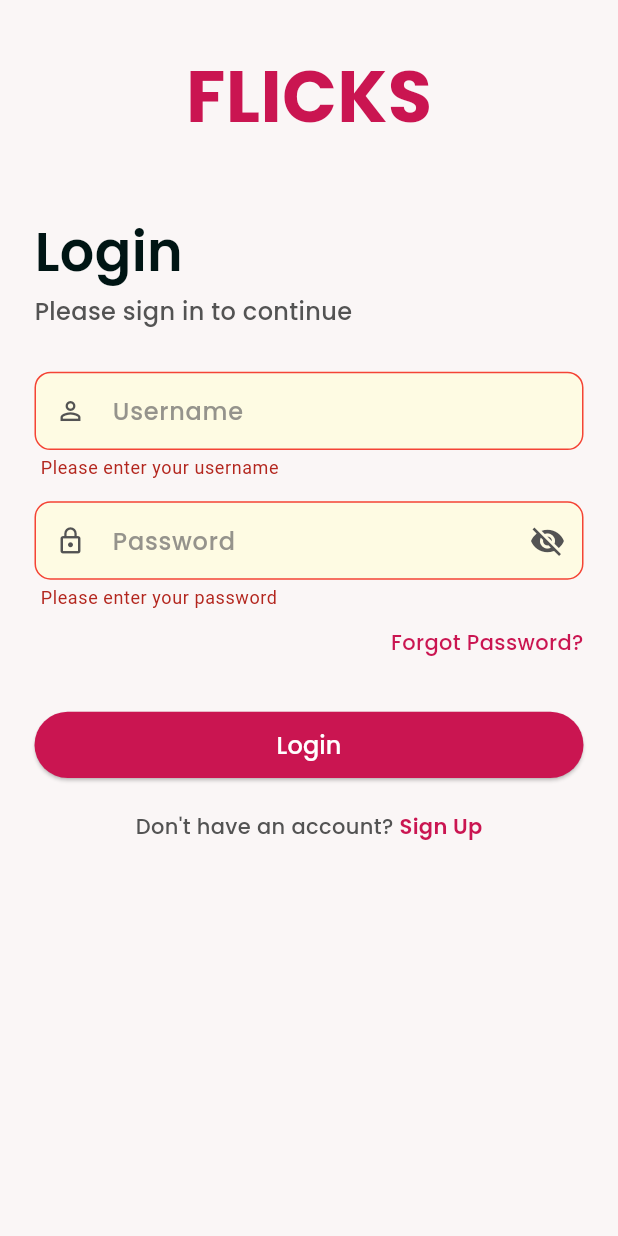
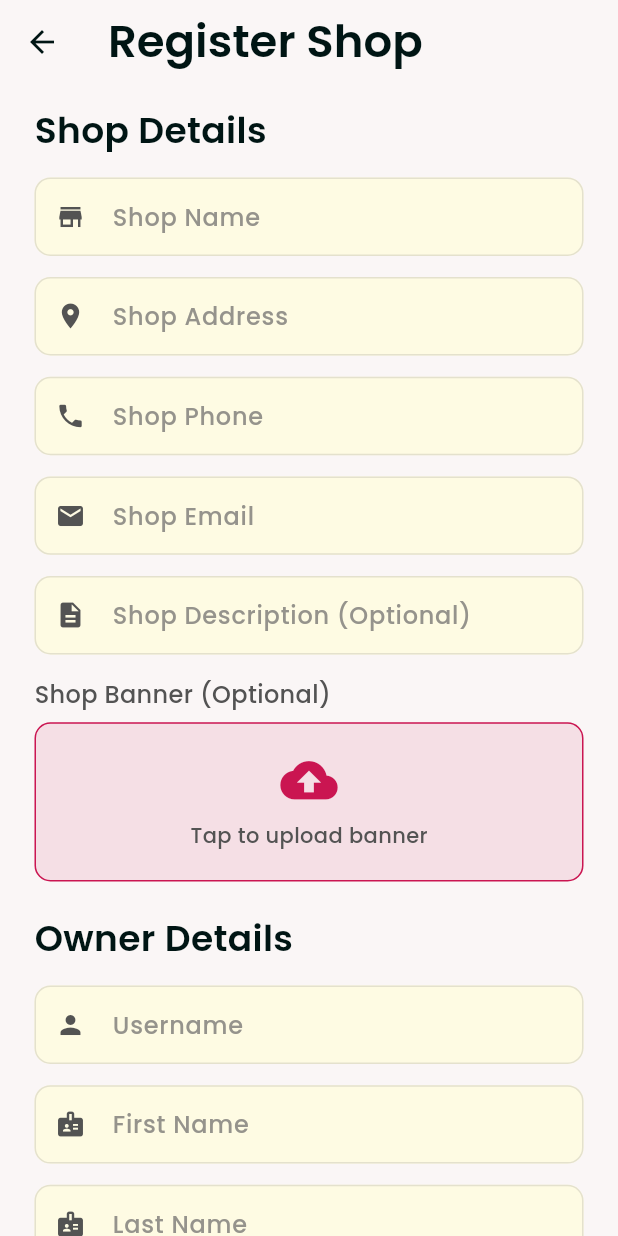
Before and after one commit to chimnayajith/flicks_flutter, a Flutter app: the screen it shows after launch, after a tap on "Login", after a tap on "Sign Up", on a phone screen of 412 x 824 dp. Run offline on Flutter 3.47's test engine with Material 3 defaults, Android fonts, the phone set to English and light mode, and no system bars; our stand-ins replace carousel_slider, flutter_screenutil, flutter_secure_storage, google_fonts, image_picker, shared_preferences and 1 more; network calls fail.

Commit message:
Add registration functionality and update routes for shop registration

```diff
--- /dev/null
+++ b/lib/features/auth/data/registration_service.dart
@@ -0,0 +1,75 @@
+import 'dart:convert';
+import 'dart:io';
+import 'package:http/http.dart' as http;
+import 'package:shared_preferences/shared_preferences.dart';
+import 'package:toys_catalogue/constants/constants.dart';
+
+class RegistrationService {
+  final String baseUrl = apiURL;
+
+  Future<Map<String, dynamic>> registerShopWithOwner({
+    required String shopName,
+    required String shopAddress,
+    required String shopPhone,
+    required String shopEmail,
+    String? shopDescription,
+    required String ownerUsername,
+    required String ownerEmail,
+    required String ownerPassword,
+    required String ownerFirstName,
+    required String ownerLastName,
+    File? bannerImage,
+  }) async {
+    try {
+      // Create multipart request for containing file
+      var request = http.MultipartRequest(
+        'POST',
+        Uri.parse('$baseUrl/api/auth/register/shop/'),
+      );
+
+      // Add text fields
+      request.fields['shop_name'] = shopName;
+      request.fields['shop_address'] = shopAddress;
+      request.fields['shop_phone'] = shopPhone;
+      request.fields['shop_email'] = shopEmail;
+      if (shopDescription != null && shopDescription.isNotEmpty) {
+        request.fields['shop_description'] = shopDescription;
+      }
+      request.fields['owner_username'] = ownerUsername;
+      request.fields['owner_email'] = ownerEmail;
+      request.fields['owner_password'] = ownerPassword;
+      request.fields['owner_first_name'] = ownerFirstName;
+      request.fields['owner_last_name'] = ownerLastName;
+
+      // If banner image is provided, add it to the request
+      if (bannerImage != null) {
+        request.files.add(await http.MultipartFile.fromPath(
+          'banner',
+          bannerImage.path,
+        ));
+      }
+
+      // Send the request
+      var streamedResponse = await request.send();
+      var response = await http.Response.fromStream(streamedResponse);
+
+      if (response.statusCode == 201) {
+        final data = jsonDecode(response.body);
+
+        // Save tokens
+        final prefs = await SharedPreferences.getInstance();
+        await prefs.setString('access_token', data['tokens']['access']);
+        await prefs.setString('refresh_token', data['tokens']['refresh']);
+        await prefs.setString('role', 'owner');
+        await prefs.setString('username', data['owner']['username']);
+
+        return data;
+      } else {
+        final errorData = jsonDecode(response.body);
+        throw Exception(errorData['error'] ?? 'Failed to register shop');
+      }
+    } catch (e) {
+      throw Exception('Failed to register shop: $e');
+    }
+  }
+}
--- a/lib/features/auth/presentation/login_page.dart
+++ b/lib/features/auth/presentation/login_page.dart
@@ -212,7 +212,7 @@ class _LoginPageState extends State<LoginPage> {
                       ),
                       GestureDetector(
                         onTap: () {
-                          // Navigate to register page
+                          Navigator.pushNamed(context, RouteNames.register);
                         },
                         child: Text(
                           "Sign Up",
--- /dev/null
+++ b/lib/features/auth/presentation/register_shop_page.dart
@@ -0,0 +1,488 @@
+import 'dart:io';
+import 'package:flutter/material.dart';
+import 'package:flutter_screenutil/flutter_screenutil.dart';
+import 'package:image_picker/image_picker.dart';
+import 'package:toys_catalogue/features/auth/data/registration_service.dart';
+import 'package:toys_catalogue/features/auth/presentation/widgets/auth_button.dart';
+import 'package:toys_catalogue/features/auth/presentation/widgets/auth_text_field.dart';
+import 'package:toys_catalogue/resources/theme.dart';
+import 'package:toys_catalogue/routes/route_names.dart';
+
+class RegisterPage extends StatefulWidget {
+  const RegisterPage({Key? key}) : super(key: key);
+
+  @override
+  _RegisterPageState createState() => _RegisterPageState();
+}
+
+class _RegisterPageState extends State<RegisterPage> {
+  final _formKey = GlobalKey<FormState>();
+  final _registrationService = RegistrationService();
+
+  // Controllers for shop details
+  final _shopNameController = TextEditingController();
+  final _shopAddressController = TextEditingController();
+  final _shopPhoneController = TextEditingController();
+  final _shopEmailController = TextEditingController();
+  final _shopDescriptionController = TextEditingController();
+
+  // Controllers for owner details
+  final _ownerUsernameController = TextEditingController();
+  final _ownerEmailController = TextEditingController();
+  final _ownerPasswordController = TextEditingController();
+  final _ownerConfirmPasswordController = TextEditingController();
+  final _ownerFirstNameController = TextEditingController();
+  final _ownerLastNameController = TextEditingController();
+
+  bool _isLoading = false;
+  bool _obscurePassword = true;
+  bool _obscureConfirmPassword = true;
+  String? _errorMessage;
+  File? _bannerImage;
+
+  final _picker = ImagePicker();
+
+  @override
+  void dispose() {
+    // Dispose shop controllers
+    _shopNameController.dispose();
+    _shopAddressController.dispose();
+    _shopPhoneController.dispose();
+    _shopEmailController.dispose();
+    _shopDescriptionController.dispose();
+
+    // Dispose owner controllers
+    _ownerUsernameController.dispose();
+    _ownerEmailController.dispose();
+    _ownerPasswordController.dispose();
+    _ownerConfirmPasswordController.dispose();
+    _ownerFirstNameController.dispose();
+    _ownerLastNameController.dispose();
+
+    super.dispose();
+  }
+
+  Future<void> _pickBannerImage() async {
+    final pickedFile = await _picker.pickImage(source: ImageSource.gallery);
+
+    if (pickedFile != null) {
+      setState(() {
+        _bannerImage = File(pickedFile.path);
+      });
+    }
+  }
+
+  Future<void> _handleRegistration() async {
+    if (_formKey.currentState?.validate() ?? false) {
+      // Check if passwords match
+      if (_ownerPasswordController.text != _ownerConfirmPasswordController.text) {
+        setState(() {
+          _errorMessage = "Passwords don't match";
+        });
+        return;
+      }
+
+      setState(() {
+        _isLoading = true;
+        _errorMessage = null;
+      });
+
+      try {
+        await _registrationService.registerShopWithOwner(
+          shopName: _shopNameController.text,
+          shopAddress: _shopAddressController.text,
+          shopPhone: _shopPhoneController.text,
+          shopEmail: _shopEmailController.text,
+          shopDescription: _shopDescriptionController.text,
+          ownerUsername: _ownerUsernameController.text,
+          ownerEmail: _ownerEmailController.text,
+          ownerPassword: _ownerPasswordController.text,
+          ownerFirstName: _ownerFirstNameController.text,
+          ownerLastName: _ownerLastNameController.text,
+          bannerImage: _bannerImage,
+        );
+
+        // Navigate to main page after successful registration
+        if (mounted) {
+          Navigator.pushReplacementNamed(context, RouteNames.mainPage);
+        }
+      } catch (e) {
+        setState(() {
+          _errorMessage = e.toString().contains('Failed to connect')
+              ? 'Network error. Please check your connection.'
+              : e.toString().replaceAll('Exception: ', '');
+        });
+      } finally {
+        if (mounted) {
+          setState(() {
+            _isLoading = false;
+          });
+        }
+      }
+    }
+  }
+
+  @override
+  Widget build(BuildContext context) {
+    return Scaffold(
+      backgroundColor: ColorsClass.primaryTheme,
+      appBar: AppBar(
+        backgroundColor: Colors.transparent,
+        elevation: 0,
+        leading: IconButton(
+          icon: const Icon(Icons.arrow_back, color: ColorsClass.text),
+          onPressed: () => Navigator.pop(context),
+        ),
+        title: Text(
+          "Register Shop",
+          style: TextStylesClass.h4.copyWith(color: ColorsClass.text),
+        ),
+      ),
+      body: SafeArea(
+        child: SingleChildScrollView(
+          child: Padding(
+            padding: EdgeInsets.symmetric(horizontal: 24.w),
+            child: Form(
+              key: _formKey,
+              child: Column(
+                crossAxisAlignment: CrossAxisAlignment.start,
+                children: [
+                  SizedBox(height: 16.h),
+
+                  // Error Message
+                  if (_errorMessage != null)
+                    Container(
+                      padding: EdgeInsets.all(12.w),
+                      decoration: BoxDecoration(
+                        color: Colors.red.withOpacity(0.1),
+                        borderRadius: BorderRadius.circular(8),
+                      ),
+                      child: Text(
+                        _errorMessage!,
+                        style: TextStylesClass.p2.copyWith(color: Colors.red),
+                      ),
+                    ),
+
+                  if (_errorMessage != null) SizedBox(height: 16.h),
+
+                  // Shop Details Section
+                  Text(
+                    "Shop Details",
+                    style: TextStylesClass.h5.copyWith(
+                      color: ColorsClass.text,
+                      fontWeight: FontWeight.w600,
+                    ),
+                  ),
+
+                  SizedBox(height: 16.h),
+
+                  // Shop Name Field
+                  AuthTextField(
+                    controller: _shopNameController,
+                    hintText: "Shop Name",
+                    keyboardType: TextInputType.text,
+                    prefixIcon: Icons.store,
+                    validator: (value) {
+                      if (value == null || value.isEmpty) {
+                        return "Please enter your shop name";
+                      }
+                      return null;
+                    },
+                  ),
+
+                  SizedBox(height: 16.h),
+
+                  // Shop Address Field
+                  AuthTextField(
+                    controller: _shopAddressController,
+                    hintText: "Shop Address",
+                    keyboardType: TextInputType.streetAddress,
+                    prefixIcon: Icons.location_on,
+                    validator: (value) {
+                      if (value == null || value.isEmpty) {
+                        return "Please enter your shop address";
+                      }
+                      return null;
+                    },
+                  ),
+
+                  SizedBox(height: 16.h),
+
+                  // Shop Phone Field
+                  AuthTextField(
+                    controller: _shopPhoneController,
+                    hintText: "Shop Phone",
+                    keyboardType: TextInputType.phone,
+                    prefixIcon: Icons.phone,
+                    validator: (value) {
+                      if (value == null || value.isEmpty) {
+                        return "Please enter your shop phone number";
+                      }
+                      return null;
+                    },
+                  ),
+
+                  SizedBox(height: 16.h),
+
+                  // Shop Email Field
+                  AuthTextField(
+                    controller: _shopEmailController,
+                    hintText: "Shop Email",
+                    keyboardType: TextInputType.emailAddress,
+                    prefixIcon: Icons.email,
+                    validator: (value) {
+                      if (value == null || value.isEmpty) {
+                        return "Please enter your shop email";
+                      }
+                      if (!RegExp(r'^[\w-\.]+@([\w-]+\.)+[\w-]{2,4}$').hasMatch(value)) {
+                        return "Please enter a valid email";
+                      }
+                      return null;
+                    },
+                  ),
+
+                  SizedBox(height: 16.h),
+
+                  // Shop Description Field (Optional)
+                  AuthTextField(
+                    controller: _shopDescriptionController,
+                    hintText: "Shop Description (Optional)",
+                    keyboardType: TextInputType.multiline,
+                    prefixIcon: Icons.description,
+                    validator: null,
+                  ),
+
+                  SizedBox(height: 16.h),
+
+                  // Banner Image Selection
+                  Text(
+                    "Shop Banner (Optional)",
+                    style: TextStylesClass.p1.copyWith(
+                      color: ColorsClass.textGrey,
+                    ),
+                  ),
+
+                  SizedBox(height: 8.h),
+
+                  GestureDetector(
+                    onTap: _pickBannerImage,
+                    child: Container(
+                      height: 120.h,
+                      width: double.infinity,
+                      decoration: BoxDecoration(
+                        color: ColorsClass.secondaryTheme.withOpacity(0.1),
+                        borderRadius: BorderRadius.circular(12.r),
+                        border: Border.all(
+                          color: ColorsClass.secondaryTheme,
+                          width: 1,
+                        ),
+                        image: _bannerImage != null
+                          ? DecorationImage(
+                              image: FileImage(_bannerImage!),
+                              fit: BoxFit.cover,
+                            )
+                          : null,
+                      ),
+                      child: _bannerImage == null
+                        ? Column(
+                            mainAxisAlignment: MainAxisAlignment.center,
+                            children: [
+                              Icon(
+                                Icons.cloud_upload,
+                                size: 40.w,
+                                color: ColorsClass.secondaryTheme,
+                              ),
+                              SizedBox(height: 8.h),
+                              Text(
+                                "Tap to upload banner",
+                                style: TextStylesClass.p2.copyWith(
+                                  color: ColorsClass.textGrey,
+                                ),
+                              ),
+                            ],
+                          )
+                        : null,
+                    ),
+                  ),
+
+                  SizedBox(height: 24.h),
+
+                  // Owner Details Section
+                  Text(
+                    "Owner Details",
+                    style: TextStylesClass.h5.copyWith(
+                      color: ColorsClass.text,
+                      fontWeight: FontWeight.w600,
+                    ),
+                  ),
+
+                  SizedBox(height: 16.h),
+
+                  // Owner Username Field
+                  AuthTextField(
+                    controller: _ownerUsernameController,
+                    hintText: "Username",
+                    keyboardType: TextInputType.text,
+                    prefixIcon: Icons.person,
+                    validator: (value) {
+                      if (value == null || value.isEmpty) {
+                        return "Please enter your username";
+                      }
+                      return null;
+                    },
+                  ),
+
+                  SizedBox(height: 16.h),
+
+                  // Owner First Name Field
+                  AuthTextField(
+                    controller: _ownerFirstNameController,
+                    hintText: "First Name",
+                    keyboardType: TextInputType.name,
+                    prefixIcon: Icons.badge,
+                    validator: (value) {
+                      if (value == null || value.isEmpty) {
+                        return "Please enter your first name";
+                      }
+                      return null;
+                    },
+                  ),
+
+                  SizedBox(height: 16.h),
+
+                  // Owner Last Name Field
+                  AuthTextField(
+                    controller: _ownerLastNameController,
+                    hintText: "Last Name",
+                    keyboardType: TextInputType.name,
+                    prefixIcon: Icons.badge,
+                    validator: (value) {
+                      if (value == null || value.isEmpty) {
+                        return "Please enter your last name";
+                      }
+                      return null;
+                    },
+                  ),
+
+                  SizedBox(height: 16.h),
+
+                  // Owner Email Field
+                  AuthTextField(
+                    controller: _ownerEmailController,
+                    hintText: "Email",
+                    keyboardType: TextInputType.emailAddress,
+                    prefixIcon: Icons.email,
+                    validator: (value) {
+                      if (value == null || value.isEmpty) {
+                        return "Please enter your email";
+                      }
+                      if (!RegExp(r'^[\w-\.]+@([\w-]+\.)+[\w-]{2,4}$').hasMatch(value)) {
+                        return "Please enter a valid email";
+                      }
+                      return null;
+                    },
+                  ),
+
+                  SizedBox(height: 16.h),
+
+                  // Owner Password Field
+                  AuthTextField(
+                    controller: _ownerPasswordController,
+                    hintText: "Password",
+                    obscureText: _obscurePassword,
+                    prefixIcon: Icons.lock_outline,
+                    suffixIcon: IconButton(
+                      icon: Icon(
+                        _obscurePassword ? Icons.visibility_off : Icons.visibility,
+                        color: ColorsClass.textGrey,
+                      ),
+                      onPressed: () {
+                        setState(() {
+                          _obscurePassword = !_obscurePassword;
+                        });
+                      },
+                    ),
+                    validator: (value) {
+                      if (value == null || value.isEmpty) {
+                        return "Please enter your password";
+                      }
+                      if (value.length < 6) {
+                        return "Password must be at least 6 characters";
+                      }
+                      return null;
+                    },
+                  ),
+
+                  SizedBox(height: 16.h),
+
+                  // Owner Confirm Password Field
+                  AuthTextField(
+                    controller: _ownerConfirmPasswordController,
+                    hintText: "Confirm Password",
+                    obscureText: _obscureConfirmPassword,
+                    prefixIcon: Icons.lock_outline,
+                    suffixIcon: IconButton(
+                      icon: Icon(
+                        _obscureConfirmPassword ? Icons.visibility_off : Icons.visibility,
+                        color: ColorsClass.textGrey,
+                      ),
+                      onPressed: () {
+                        setState(() {
+                          _obscureConfirmPassword = !_obscureConfirmPassword;
+                        });
+                      },
+                    ),
+                    validator: (value) {
+                      if (value == null || value.isEmpty) {
+                        return "Please confirm your password";
+                      }
+                      return null;
+                    },
+                  ),
+
+                  SizedBox(height: 32.h),
+
+                  // Register Button
+                  AuthButton(
+                    text: "Register",
+                    isLoading: _isLoading,
+                    onPressed: _handleRegistration,
+                  ),
+
+                  SizedBox(height: 24.h),
+
+                  // Login Option
+                  Row(
+                    mainAxisAlignment: MainAxisAlignment.center,
+                    children: [
+                      Text(
+                        "Already have an account? ",
+                        style: TextStylesClass.p2.copyWith(
+                          color: ColorsClass.textGrey,
+                        ),
+                      ),
+                      GestureDetector(
+                        onTap: () {
+                          Navigator.pushReplacementNamed(context, RouteNames.login);
+                        },
+                        child: Text(
+                          "Login",
+                          style: TextStylesClass.p2.copyWith(
+                            color: ColorsClass.secondaryTheme,
+                            fontWeight: FontWeight.w600,
+                          ),
+                        ),
+                      ),
+                    ],
+                  ),
+
+                  SizedBox(height: 40.h),
+                ],
+              ),
+            ),
+          ),
+        ),
+      ),
+    );
+  }
+}
--- a/lib/routes/route_names.dart
+++ b/lib/routes/route_names.dart
@@ -4,6 +4,7 @@ class RouteNames {
   // add route names:
   // example : static const String signIn = "sign_in";
   static const String login = "login";
+  static const String register = "register";
   static const String mainPage = "mainPage";
   static const String homePage = "homePage";
   static const String flicksPage = "flicksPage";
--- a/lib/routes/routes.dart
+++ b/lib/routes/routes.dart
@@ -1,4 +1,5 @@
 import 'package:toys_catalogue/features/auth/presentation/login_page.dart';
+import 'package:toys_catalogue/features/auth/presentation/register_shop_page.dart';
 import 'package:toys_catalogue/features/flicks/presentation/flicks_page.dart';
 import 'package:toys_catalogue/features/all_distributors/presentation/all_distributor_page.dart';
 import 'package:toys_catalogue/features/brands/presentation/brands_page.dart';
@@ -20,6 +21,8 @@ class Routes {
     switch (settings.name) {
       case RouteNames.login:
         return MaterialPageRoute(builder: (_) => const LoginPage());
+      case RouteNames.register:
+        return MaterialPageRoute(builder: (_) => const RegisterPage());
       case RouteNames.mainPage:
         return MaterialPageRoute(builder: (_) => MainPage());
       case RouteNames.homePage:
--- a/pubspec.yaml
+++ b/pubspec.yaml
@@ -41,6 +41,7 @@ dependencies:
   video_player: ^2.9.2
   carousel_slider: ^5.0.0
   shared_preferences: ^2.5.2
+  image_picker: ^1.1.2
 
 dev_dependencies:
   flutter_test:
```
Also changed, not shown: pubspec.lock, 9 other files.
